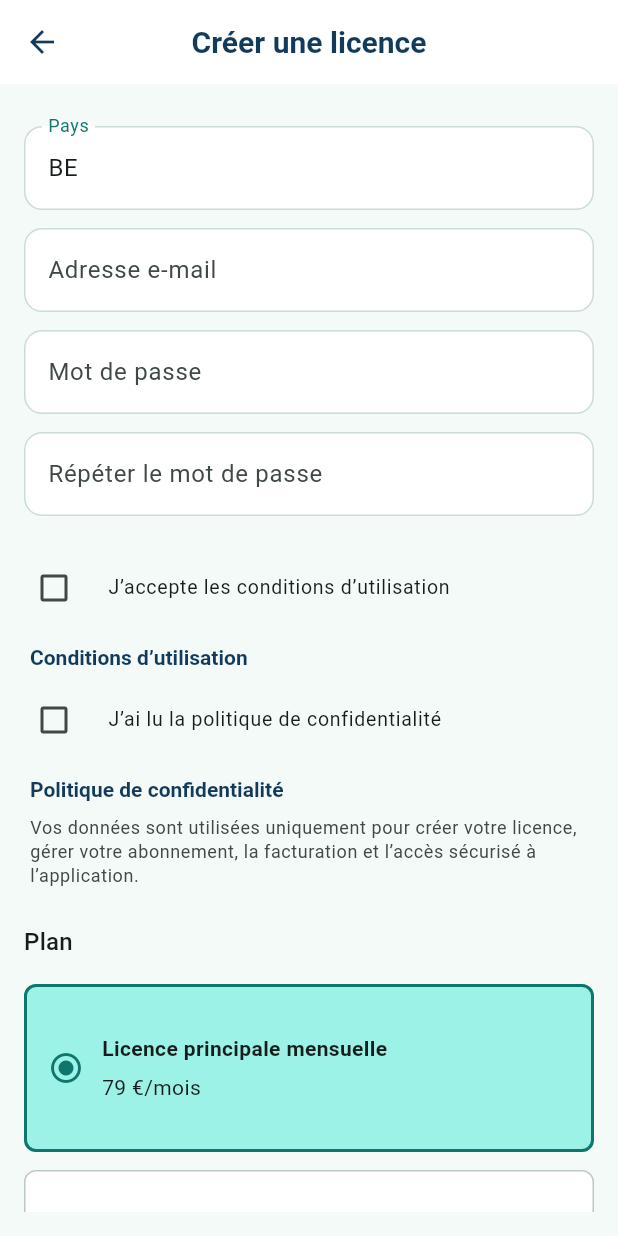
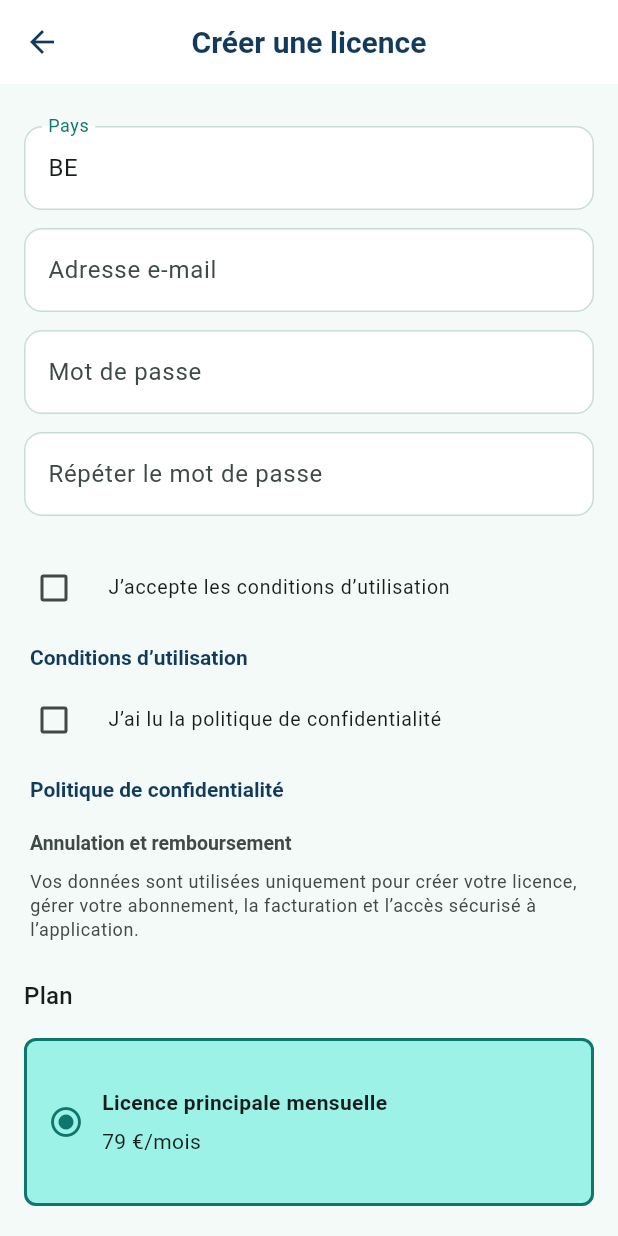
Before and after one commit to vilevero-afk/preventia-belgique-app, a Flutter app: the RegisterLicenseScreen screen opened directly, scrolled down 576 dp, on a phone screen of 412 x 824 dp. Run offline on Flutter 3.47's test engine with Material 3 defaults, Android fonts, the phone set to English and light mode, and no system bars; our stand-ins replace flutter_secure_storage, pdf, printing, share_plus, shared_preferences; missing offline and left inert: file_selector; accounts and stored records are empty; network calls fail.

Commit message:
Link legal pages in paid registration flow

```diff
--- a/lib/l10n/app_de.arb
+++ b/lib/l10n/app_de.arb
@@ -48,6 +48,7 @@
   "licenseDataUseInfo": "Ihre Daten werden ausschließlich verwendet, um Ihre Lizenz zu erstellen, Ihr Abonnement zu verwalten, die Abrechnung durchzuführen und den sicheren Zugriff auf die Anwendung zu ermöglichen.",
   "termsOfUse": "Nutzungsbedingungen",
   "privacyPolicy": "Datenschutzrichtlinie",
+  "cancellationAndRefund": "Stornierung und Rückerstattung",
   "termsOfUseDraftText": "Vorläufiger Text. Die endgültigen Nutzungsbedingungen werden vor der Produktionsfreigabe integriert.",
   "privacyPolicyDraftText": "Vorläufiger Text. Die endgültige Datenschutzrichtlinie wird vor der Produktionsfreigabe integriert.",
   "companyName": "Unternehmen",
@@ -63,6 +64,7 @@
   "passwordMinLength": "Das Passwort muss mindestens 8 Zeichen enthalten",
   "unableToOpenCheckout": "Die Zahlungsseite kann nicht geöffnet werden.",
   "unableToOpenPortal": "Die Seite zur Abonnementverwaltung kann nicht geöffnet werden.",
+  "unableToOpenLegalPage": "Die Rechtsseite kann nicht geöffnet werden.",
   "personalLicense": "Persönliche Lizenz",
   "personalLicenseInfo": "Eine PreventIA-Lizenz ist persönlich. Sie ist mit Ihrer E-Mail-Adresse verknüpft und kann auf mehreren autorisierten Geräten verwendet werden.",
   "primaryLicense": "Hauptlizenz",
--- a/lib/l10n/app_en.arb
+++ b/lib/l10n/app_en.arb
@@ -48,6 +48,7 @@
   "licenseDataUseInfo": "Your data is used only to create your licence, manage your subscription, billing and secure access to the application.",
   "termsOfUse": "Terms of use",
   "privacyPolicy": "Privacy policy",
+  "cancellationAndRefund": "Cancellation and refund",
   "termsOfUseDraftText": "Draft text. The final terms of use will be added before production release.",
   "privacyPolicyDraftText": "Draft text. The final privacy policy will be added before production release.",
   "companyName": "Company",
@@ -63,6 +64,7 @@
   "passwordMinLength": "The password must contain at least 8 characters",
   "unableToOpenCheckout": "Unable to open the payment page.",
   "unableToOpenPortal": "Unable to open the subscription management page.",
+  "unableToOpenLegalPage": "Unable to open the legal page.",
   "personalLicense": "Personal licence",
   "personalLicenseInfo": "A PreventIA licence is personal. It is linked to your email address and can be used on several authorised devices.",
   "primaryLicense": "Primary licence",
--- a/lib/l10n/app_fr.arb
+++ b/lib/l10n/app_fr.arb
@@ -48,6 +48,7 @@
   "licenseDataUseInfo": "Vos données sont utilisées uniquement pour créer votre licence, gérer votre abonnement, la facturation et l’accès sécurisé à l’application.",
   "termsOfUse": "Conditions d’utilisation",
   "privacyPolicy": "Politique de confidentialité",
+  "cancellationAndRefund": "Annulation et remboursement",
   "termsOfUseDraftText": "Texte provisoire. Les conditions d’utilisation définitives seront intégrées avant la mise en production.",
   "privacyPolicyDraftText": "Texte provisoire. La politique de confidentialité définitive sera intégrée avant la mise en production.",
   "companyName": "Entreprise",
@@ -63,6 +64,7 @@
   "passwordMinLength": "Le mot de passe doit contenir au moins 8 caractères",
   "unableToOpenCheckout": "Impossible d’ouvrir la page de paiement.",
   "unableToOpenPortal": "Impossible d’ouvrir la page de gestion d’abonnement.",
+  "unableToOpenLegalPage": "Impossible d’ouvrir la page légale.",
   "personalLicense": "Licence personnelle",
   "personalLicenseInfo": "Une licence PreventIA est personnelle. Elle est liée à votre adresse e-mail et peut être utilisée sur plusieurs appareils autorisés.",
   "primaryLicense": "Licence principale",
--- a/lib/l10n/app_nl.arb
+++ b/lib/l10n/app_nl.arb
@@ -48,6 +48,7 @@
   "licenseDataUseInfo": "Uw gegevens worden uitsluitend gebruikt om uw licentie aan te maken, uw abonnement te beheren, voor facturatie en voor beveiligde toegang tot de applicatie.",
   "termsOfUse": "Gebruiksvoorwaarden",
   "privacyPolicy": "Privacybeleid",
+  "cancellationAndRefund": "Annulering en terugbetaling",
   "termsOfUseDraftText": "Voorlopige tekst. De definitieve gebruiksvoorwaarden worden toegevoegd vóór de productierelease.",
   "privacyPolicyDraftText": "Voorlopige tekst. Het definitieve privacybeleid wordt toegevoegd vóór de productierelease.",
   "companyName": "Onderneming",
@@ -63,6 +64,7 @@
   "passwordMinLength": "Het wachtwoord moet minstens 8 tekens bevatten",
   "unableToOpenCheckout": "Kan de betaalpagina niet openen.",
   "unableToOpenPortal": "Kan de pagina voor abonnementsbeheer niet openen.",
+  "unableToOpenLegalPage": "Kan de juridische pagina niet openen.",
   "personalLicense": "Persoonlijke licentie",
   "personalLicenseInfo": "Een PreventIA-licentie is persoonlijk. Ze is gekoppeld aan uw e-mailadres en kan op meerdere toegestane apparaten worden gebruikt.",
   "primaryLicense": "Hoofdlicentie",
--- a/lib/screens/register_license_screen.dart
+++ b/lib/screens/register_license_screen.dart
@@ -14,6 +14,16 @@ class RegisterLicenseScreen extends StatefulWidget {
 }
 
 class _RegisterLicenseScreenState extends State<RegisterLicenseScreen> {
+  static final _termsUrl = Uri.parse(
+    'https://preventia-backend-gjhg.onrender.com/legal/terms',
+  );
+  static final _privacyUrl = Uri.parse(
+    'https://preventia-backend-gjhg.onrender.com/legal/privacy',
+  );
+  static final _cancellationUrl = Uri.parse(
+    'https://preventia-backend-gjhg.onrender.com/legal/cancellation',
+  );
+
   final _formKey = GlobalKey<FormState>();
   final _billingService = BillingService();
   final _firstNameController = TextEditingController();
@@ -239,10 +249,7 @@ class _RegisterLicenseScreenState extends State<RegisterLicenseScreen> {
               ),
               _TextLinkButton(
                 label: l10n.termsOfUse,
-                onPressed: () => _showLegalDialog(
-                  title: l10n.termsOfUse,
-                  content: l10n.termsOfUseDraftText,
-                ),
+                onPressed: () => _openLegalUrl(_termsUrl),
               ),
               _ConsentCheckbox(
                 value: _acceptPrivacy,
@@ -255,10 +262,12 @@ class _RegisterLicenseScreenState extends State<RegisterLicenseScreen> {
               ),
               _TextLinkButton(
                 label: l10n.privacyPolicy,
-                onPressed: () => _showLegalDialog(
-                  title: l10n.privacyPolicy,
-                  content: l10n.privacyPolicyDraftText,
-                ),
+                onPressed: () => _openLegalUrl(_privacyUrl),
+              ),
+              _TextLinkButton(
+                label: l10n.cancellationAndRefund,
+                onPressed: () => _openLegalUrl(_cancellationUrl),
+                isDiscrete: true,
               ),
               _helperText(l10n.licenseDataUseInfo),
               const SizedBox(height: 12),
@@ -314,22 +323,14 @@ class _RegisterLicenseScreenState extends State<RegisterLicenseScreen> {
     );
   }
 
-  Future<void> _showLegalDialog({
-    required String title,
-    required String content,
-  }) {
-    return showDialog<void>(
-      context: context,
-      builder: (context) => AlertDialog(
-        title: Text(title),
-        content: SingleChildScrollView(child: Text(content)),
-        actions: [
-          TextButton(
-            onPressed: () => Navigator.of(context).pop(),
-            child: Text(AppLocalizations.of(context).close),
-          ),
-        ],
-      ),
+  Future<void> _openLegalUrl(Uri url) async {
+    final opened = await launchUrl(url, mode: LaunchMode.externalApplication);
+    if (!mounted || opened) {
+      return;
+    }
+    _showSnackBar(
+      AppLocalizations.of(context).unableToOpenLegalPage,
+      isError: true,
     );
   }
 
@@ -462,13 +463,19 @@ class _ConsentCheckbox extends StatelessWidget {
 }
 
 class _TextLinkButton extends StatelessWidget {
-  const _TextLinkButton({required this.label, required this.onPressed});
+  const _TextLinkButton({
+    required this.label,
+    required this.onPressed,
+    this.isDiscrete = false,
+  });
 
   final String label;
   final VoidCallback onPressed;
+  final bool isDiscrete;
 
   @override
   Widget build(BuildContext context) {
+    final colorScheme = Theme.of(context).colorScheme;
     return Align(
       alignment: Alignment.centerLeft,
       child: TextButton(
@@ -478,7 +485,12 @@ class _TextLinkButton extends StatelessWidget {
           minimumSize: const Size(0, 36),
           tapTargetSize: MaterialTapTargetSize.shrinkWrap,
         ),
-        child: Text(label),
+        child: Text(
+          label,
+          style: isDiscrete
+              ? TextStyle(color: colorScheme.onSurfaceVariant, fontSize: 13)
+              : null,
+        ),
       ),
     );
   }
```
Also changed, not shown: lib/l10n/generated/app_localizations.dart, lib/l10n/generated/app_localizations_de.dart, lib/l10n/generated/app_localizations_en.dart, lib/l10n/generated/app_localizations_fr.dart, lib/l10n/generated/app_localizations_nl.dart.
